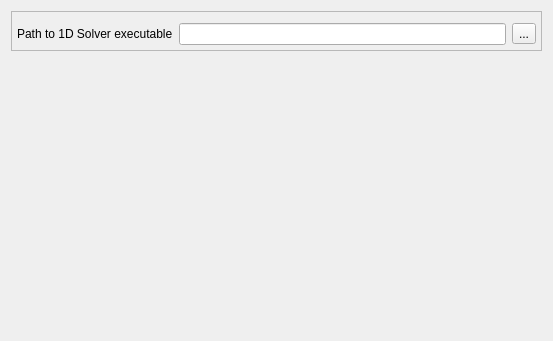
Above: Code/Source/sv4gui/Plugins/org.sv.gui.qt.romsimulation/sv4gui_ROMSimulationPreferencePage.ui from SimVascular/SimVascular before the change. Below: the same form after it.
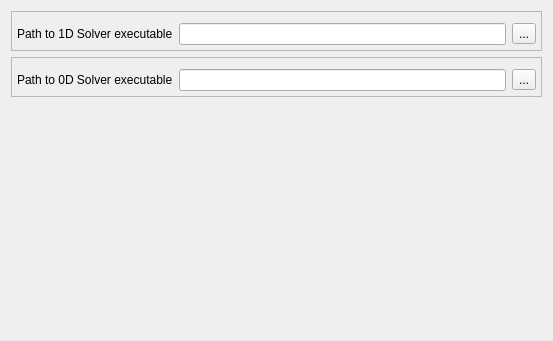
That is the form after the change.

Commit message: Add 0D solver to SV Preferences page for ROM simulation.

The edit to the form file:
```diff
--- a/Code/Source/sv4gui/Plugins/org.sv.gui.qt.romsimulation/sv4gui_ROMSimulationPreferencePage.ui
+++ b/Code/Source/sv4gui/Plugins/org.sv.gui.qt.romsimulation/sv4gui_ROMSimulationPreferencePage.ui
@@ -95,6 +95,87 @@
      </layout>
     </widget>
    </item>
+   <item>
+    <widget class="QFrame" name="frame_2">
+     <property name="frameShape">
+      <enum>QFrame::StyledPanel</enum>
+     </property>
+     <property name="frameShadow">
+      <enum>QFrame::Raised</enum>
+     </property>
+     <layout class="QVBoxLayout" name="verticalLayout_4">
+      <property name="leftMargin">
+       <number>5</number>
+      </property>
+      <property name="topMargin">
+       <number>5</number>
+      </property>
+      <property name="rightMargin">
+       <number>5</number>
+      </property>
+      <property name="bottomMargin">
+       <number>5</number>
+      </property>
+      <item>
+       <widget class="QWidget" name="widget_4" native="true">
+        <layout class="QHBoxLayout" name="horizontalLayout_3">
+         <property name="leftMargin">
+          <number>0</number>
+         </property>
+         <property name="topMargin">
+          <number>0</number>
+         </property>
+         <property name="rightMargin">
+          <number>0</number>
+         </property>
+         <property name="bottomMargin">
+          <number>0</number>
+         </property>
+        </layout>
+       </widget>
+      </item>
+      <item>
+       <widget class="QWidget" name="widget_7" native="true">
+        <layout class="QGridLayout" name="gridLayout_6">
+         <property name="leftMargin">
+          <number>0</number>
+         </property>
+         <property name="topMargin">
+          <number>0</number>
+         </property>
+         <property name="rightMargin">
+          <number>0</number>
+         </property>
+         <property name="bottomMargin">
+          <number>0</number>
+         </property>
+         <item row="1" column="0">
+          <widget class="QLabel" name="label_6">
+           <property name="text">
+            <string>Path to 0D Solver executable</string>
+           </property>
+          </widget>
+         </item>
+         <item row="1" column="2">
+          <widget class="QToolButton" name="ZeroDSolverExecutablePath_Button">
+           <property name="text">
+            <string>...</string>
+           </property>
+          </widget>
+         </item>
+         <item row="1" column="1">
+          <widget class="QLineEdit" name="ZeroDSolverExecutablePath_LineEdit">
+           <property name="text">
+            <string/>
+           </property>
+          </widget>
+         </item>
+        </layout>
+       </widget>
+      </item>
+     </layout>
+    </widget>
+   </item>
    <item>
     <spacer name="verticalSpacer">
      <property name="orientation">
```
The commit also changes 4 other files.
